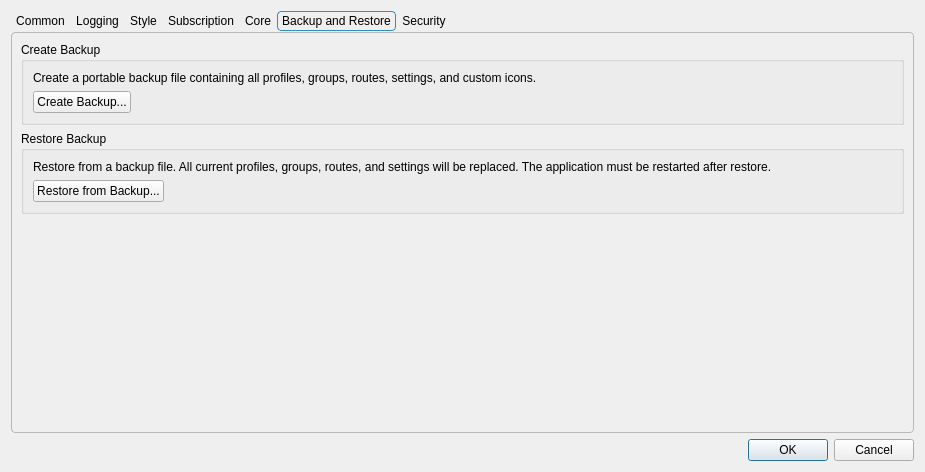
Above: include/ui/setting/dialog_basic_settings.ui from Yulinanami/ethernet-tun-test before the change. Below: the same form after it.
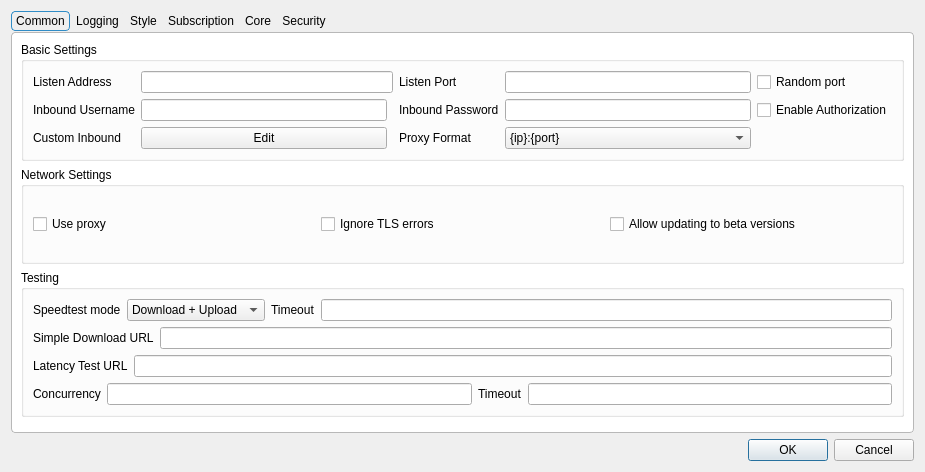
That is the form after the change. The open tabs and pages were chosen to show the change. Custom widgets are drawn as their Qt base class.

What changed in the file:
```diff
--- a/include/ui/setting/dialog_basic_settings.ui
+++ b/include/ui/setting/dialog_basic_settings.ui
@@ -41,6 +41,7 @@
      <property name="styleSheet">
       <string notr="true">QTabWidget::pane {
     margin-top: 1px;
+    background: palette(base);
     border: 1px solid palette(mid);
     border-radius: 4px;
 }
@@ -51,6 +52,9 @@
 }
 
 QTabBar::tab {
+    background-color: palette(button);
+    color: palette(button-text);
+
     border: 1px solid palette(midlight);
     border-radius: 4px;
 
@@ -60,6 +64,7 @@
 
 QTabBar::tab:selected {
     border: 1px solid palette(highlight);
+    background-color: palette(window); 
 }
 
 QTabBar::tab:!selected {
@@ -68,6 +73,7 @@
 
 QTabBar::tab:hover:!selected {
     border: 1px solid palette(button);
+    background-color: palette(midlight);
 }</string>
      </property>
      <property name="tabShape">
@@ -93,46 +99,7 @@
           <string>Basic Settings</string>
          </property>
          <layout class="QGridLayout" name="gridLayout_9">
-          <item row="2" column="2">
-           <widget class="QLineEdit" name="inbound_user"/>
-          </item>
-          <item row="4" column="5">
-           <widget class="QComboBox" name="proxy_scheme">
-            <item>
-             <property name="text">
-              <string notr="true">{ip}:{port}</string>
-             </property>
-            </item>
-            <item>
-             <property name="text">
-              <string notr="true">http://{ip}:{port}</string>
-             </property>
-            </item>
-            <item>
-             <property name="text">
-              <string notr="true">socks={ip}:{port}</string>
-             </property>
-            </item>
-           </widget>
-          </item>
-          <item row="1" column="6">
-           <widget class="QCheckBox" name="random_listen_port">
-            <property name="toolTip">
-             <string>&lt;html&gt;&lt;head/&gt;&lt;body&gt;&lt;p&gt;Selects a random available port on every run&lt;/p&gt;&lt;/body&gt;&lt;/html&gt;</string>
-            </property>
-            <property name="text">
-             <string>Random port</string>
-            </property>
-           </widget>
-          </item>
-          <item row="1" column="1">
-           <widget class="QLabel" name="label">
-            <property name="text">
-             <string>Listen Address</string>
-            </property>
-           </widget>
-          </item>
-          <item row="1" column="5">
+          <item row="0" column="4">
            <widget class="QLineEdit" name="inbound_socks_port">
             <property name="sizePolicy">
              <sizepolicy hsizetype="Preferred" vsizetype="Fixed">
@@ -142,31 +109,63 @@
             </property>
            </widget>
           </item>
-          <item row="1" column="2" colspan="2">
+          <item row="0" column="3">
+           <widget class="QLabel" name="inbound_socks_port_l">
+            <property name="toolTip">
+             <string>&lt;html&gt;&lt;head/&gt;&lt;body&gt;&lt;p&gt;Socks
+                                                                + HTTP Proxy&lt;/p&gt;&lt;/body&gt;&lt;/html&gt;
+                                                            </string>
+            </property>
+            <property name="text">
+             <string>Listen Port</string>
+            </property>
+           </widget>
+          </item>
+          <item row="0" column="1" colspan="2">
            <widget class="QLineEdit" name="inbound_address"/>
           </item>
-          <item row="4" column="2">
-           <widget class="QPushButton" name="custom_inbound_edit">
+          <item row="0" column="5">
+           <widget class="QCheckBox" name="random_listen_port">
+            <property name="toolTip">
+             <string>&lt;html&gt;&lt;head/&gt;&lt;body&gt;&lt;p&gt;Selects a random available port on every run&lt;/p&gt;&lt;/body&gt;&lt;/html&gt;</string>
+            </property>
             <property name="text">
-             <string>Edit</string>
+             <string>Random port</string>
             </property>
            </widget>
           </item>
-          <item row="2" column="1">
-           <widget class="QLabel" name="inbound_user_l">
+          <item row="0" column="0">
+           <widget class="QLabel" name="label">
             <property name="text">
-             <string>Inbound Username</string>
+             <string>Listen Address</string>
             </property>
            </widget>
           </item>
-          <item row="4" column="1">
+          <item row="3" column="0">
            <widget class="QLabel" name="label_11">
             <property name="text">
              <string>Custom Inbound</string>
             </property>
            </widget>
           </item>
-          <item row="2" column="4">
+          <item row="1" column="5">
+           <widget class="QCheckBox" name="inbound_auth">
+            <property name="text">
+             <string>Enable Authorization</string>
+            </property>
+           </widget>
+          </item>
+          <item row="1" column="0">
+           <widget class="QLabel" name="inbound_user_l">
+            <property name="text">
+             <string>Inbound Username</string>
+            </property>
+           </widget>
+          </item>
+          <item row="1" column="1">
+           <widget class="QLineEdit" name="inbound_user"/>
+          </item>
+          <item row="1" column="3">
            <widget class="QLabel" name="inbound_pass_l">
             <property name="text">
              <string>Inbound Password</string>
@@ -174,39 +173,39 @@
            </widget>
           </item>
           <item row="1" column="4">
-           <widget class="QLabel" name="inbound_socks_port_l">
-            <property name="toolTip">
-             <string>&lt;html&gt;&lt;head/&gt;&lt;body&gt;&lt;p&gt;Socks
-                                                                + HTTP Proxy&lt;/p&gt;&lt;/body&gt;&lt;/html&gt;
-                                                            </string>
-            </property>
+           <widget class="QLineEdit" name="inbound_pass"/>
+          </item>
+          <item row="3" column="1">
+           <widget class="QPushButton" name="custom_inbound_edit">
             <property name="text">
-             <string>Listen Port</string>
+             <string>Edit</string>
             </property>
            </widget>
           </item>
-          <item row="4" column="4">
+          <item row="3" column="3">
            <widget class="QLabel" name="proxy_scheme_l">
             <property name="text">
              <string>Proxy Format</string>
             </property>
            </widget>
           </item>
-          <item row="2" column="5">
-           <widget class="QLineEdit" name="inbound_pass"/>
-          </item>
-          <item row="2" column="6">
-           <widget class="QCheckBox" name="inbound_auth">
-            <property name="text">
-             <string>Enable Authorization</string>
-            </property>
-           </widget>
-          </item>
-          <item row="0" column="1">
-           <widget class="QCheckBox" name="disable_mixed_inbound">
-            <property name="text">
-             <string>Disable Mixed Inbound</string>
-            </property>
+          <item row="3" column="4">
+           <widget class="QComboBox" name="proxy_scheme">
+            <item>
+             <property name="text">
+              <string notr="true">{ip}:{port}</string>
+             </property>
+            </item>
+            <item>
+             <property name="text">
+              <string notr="true">http://{ip}:{port}</string>
+             </property>
+            </item>
+            <item>
+             <property name="text">
+              <string notr="true">socks={ip}:{port}</string>
+             </property>
+            </item>
            </widget>
           </item>
          </layout>
@@ -224,13 +223,6 @@
           <string>Network Settings</string>
          </property>
          <layout class="QGridLayout" name="gridLayout_12">
-          <item row="1" column="5">
-           <widget class="QCheckBox" name="net_insecure">
-            <property name="text">
-             <string>Ignore TLS errors</string>
-            </property>
-           </widget>
-          </item>
           <item row="1" column="0">
            <widget class="QCheckBox" name="net_use_proxy">
             <property name="toolTip">
@@ -241,6 +233,13 @@
             </property>
            </widget>
           </item>
+          <item row="1" column="5">
+           <widget class="QCheckBox" name="net_insecure">
+            <property name="text">
+             <string>Ignore TLS errors</string>
+            </property>
+           </widget>
+          </item>
           <item row="1" column="6">
            <widget class="QCheckBox" name="allow_beta">
             <property name="text">
@@ -248,13 +247,6 @@
             </property>
            </widget>
           </item>
-          <item row="1" column="7">
-           <widget class="QCheckBox" name="reset_proxy_on_disable_sp">
-            <property name="text">
-             <string>Restart Proxy On System Proxy Disable</string>
-            </property>
-           </widget>
-          </item>
          </layout>
         </widget>
        </item>
@@ -1136,112 +1128,6 @@
        </item>
       </layout>
      </widget>
-     <widget class="QWidget" name="tab_backup">
-      <attribute name="title">
-       <string>Backup and Restore</string>
-      </attribute>
-      <layout class="QVBoxLayout" name="verticalLayout_backup">
-       <item>
-        <widget class="QGroupBox" name="groupBox_backup_create">
-         <property name="title">
-          <string>Create Backup</string>
-         </property>
-         <layout class="QVBoxLayout" name="verticalLayout_backup_create">
-          <item>
-           <widget class="QLabel" name="label_backup_desc">
-            <property name="text">
-             <string>Create a portable backup file containing all profiles, groups, routes, settings, and custom icons.</string>
-            </property>
-            <property name="wordWrap">
-             <bool>true</bool>
-            </property>
-           </widget>
-          </item>
-          <item>
-           <layout class="QHBoxLayout" name="horizontalLayout_backup_btn">
-            <item>
-             <widget class="QPushButton" name="backup_create">
-              <property name="text">
-               <string>Create Backup...</string>
-              </property>
-             </widget>
-            </item>
-            <item>
-             <spacer name="horizontalSpacer_backup">
-              <property name="orientation">
-               <enum>Qt::Orientation::Horizontal</enum>
-              </property>
-              <property name="sizeHint" stdset="0">
-               <size>
-                <width>40</width>
-                <height>20</height>
-               </size>
-              </property>
-             </spacer>
-            </item>
-           </layout>
-          </item>
-         </layout>
-        </widget>
-       </item>
-       <item>
-        <widget class="QGroupBox" name="groupBox_backup_restore">
-         <property name="title">
-          <string>Restore Backup</string>
-         </property>
-         <layout class="QVBoxLayout" name="verticalLayout_backup_restore">
-          <item>
-           <widget class="QLabel" name="label_restore_desc">
-            <property name="text">
-             <string>Restore from a backup file. All current profiles, groups, routes, and settings will be replaced. The application must be restarted after restore.</string>
-            </property>
-            <property name="wordWrap">
-             <bool>true</bool>
-            </property>
-           </widget>
-          </item>
-          <item>
-           <layout class="QHBoxLayout" name="horizontalLayout_restore_btn">
-            <item>
-             <widget class="QPushButton" name="backup_restore">
-              <property name="text">
-               <string>Restore from Backup...</string>
-              </property>
-             </widget>
-            </item>
-            <item>
-             <spacer name="horizontalSpacer_restore">
-              <property name="orientation">
-               <enum>Qt::Orientation::Horizontal</enum>
-              </property>
-              <property name="sizeHint" stdset="0">
-               <size>
-                <width>40</width>
-                <height>20</height>
-               </size>
-              </property>
-             </spacer>
-            </item>
-           </layout>
-          </item>
-         </layout>
-        </widget>
-       </item>
-       <item>
-        <spacer name="verticalSpacer_backup">
-         <property name="orientation">
-          <enum>Qt::Orientation::Vertical</enum>
-         </property>
-         <property name="sizeHint" stdset="0">
-          <size>
-           <width>20</width>
-           <height>40</height>
-          </size>
-         </property>
-        </spacer>
-       </item>
-      </layout>
-     </widget>
      <widget class="QWidget" name="tab_5">
       <attribute name="title">
        <string>Security</string>
```
